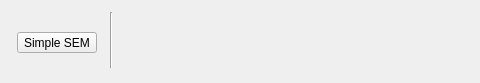
The window that JASP-Desktop/ribbons/ribbonsem.ui (jasp-stats/jasp-desktop) describes before a commit, drawn with Qt 5; both pictures show x 0 to 480 and y 0 to 83 of the 768 by 83 pixel window.
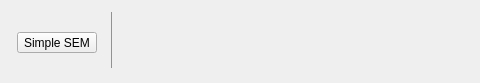
The same window after the commit. Icons and pictures are not drawn. Custom widgets are drawn as their Qt base class.

Patch:
```diff
--- a/JASP-Desktop/ribbons/ribbonsem.ui
+++ b/JASP-Desktop/ribbons/ribbonsem.ui
@@ -123,6 +123,12 @@
       </property>
       <item row="0" column="0">
        <widget class="Line" name="line_7">
+        <property name="styleSheet">
+         <string notr="true">QWidget {	color : #929292 ; }</string>
+        </property>
+        <property name="frameShadow">
+         <enum>QFrame::Plain</enum>
+        </property>
         <property name="orientation">
          <enum>Qt::Vertical</enum>
         </property>
```
Left out of the diff: 8 changed lines with no effect on the pictures.
